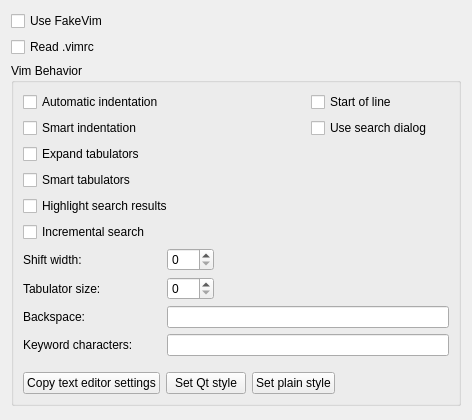
This is src/plugins/fakevim/fakevimoptions.ui in qt-creator/qt-creator as Qt 5 draws it before an edit. The edited form follows.
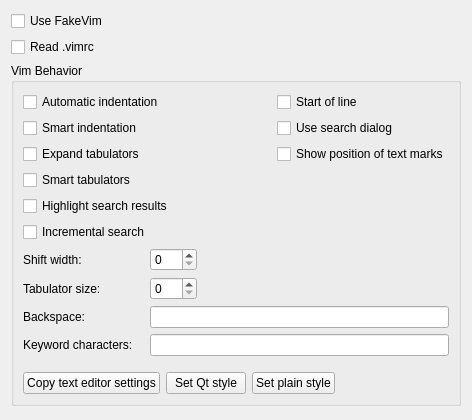
This is the edited form.

Commit message: fakevim: add option to show positions of marks in the main text editor

```diff
--- a/src/plugins/fakevim/fakevimoptions.ui
+++ b/src/plugins/fakevim/fakevimoptions.ui
@@ -66,6 +66,13 @@
         </property>
        </widget>
       </item>
+      <item row="2" column="2">
+       <widget class="QCheckBox" name="checkBoxShowMarks">
+        <property name="text">
+         <string>Show position of text marks</string>
+        </property>
+       </widget>
+      </item>
       <item row="3" column="0" colspan="2">
        <widget class="QCheckBox" name="checkBoxSmartTab">
         <property name="text">
```
The commit also changes 4 other files.
